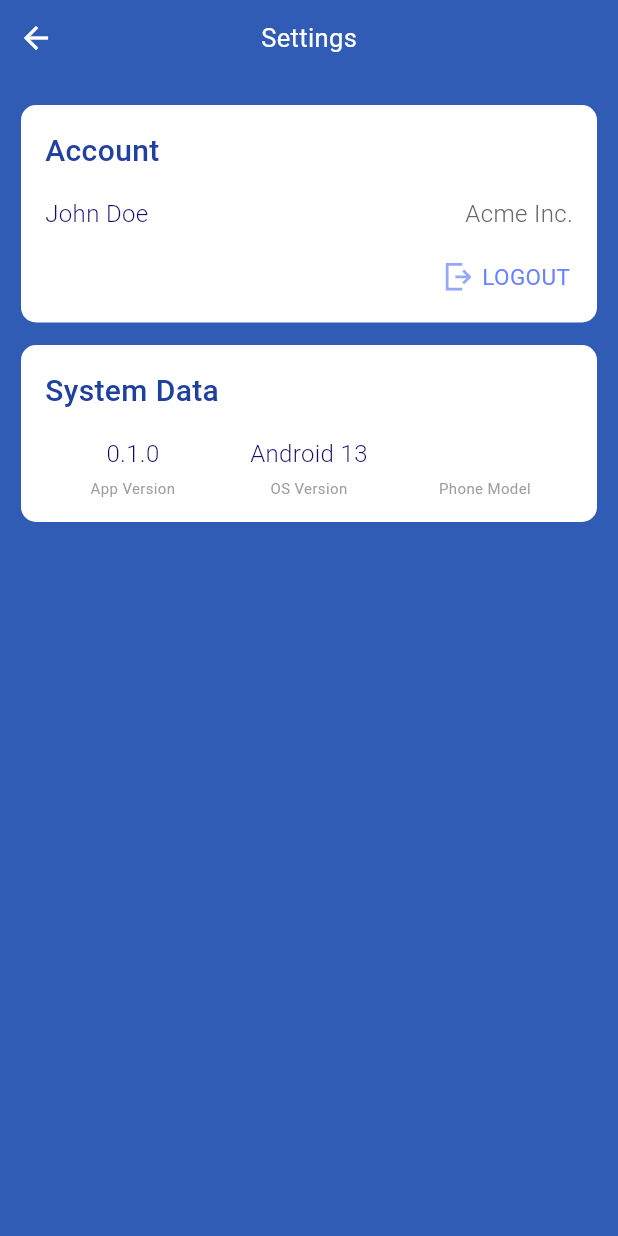
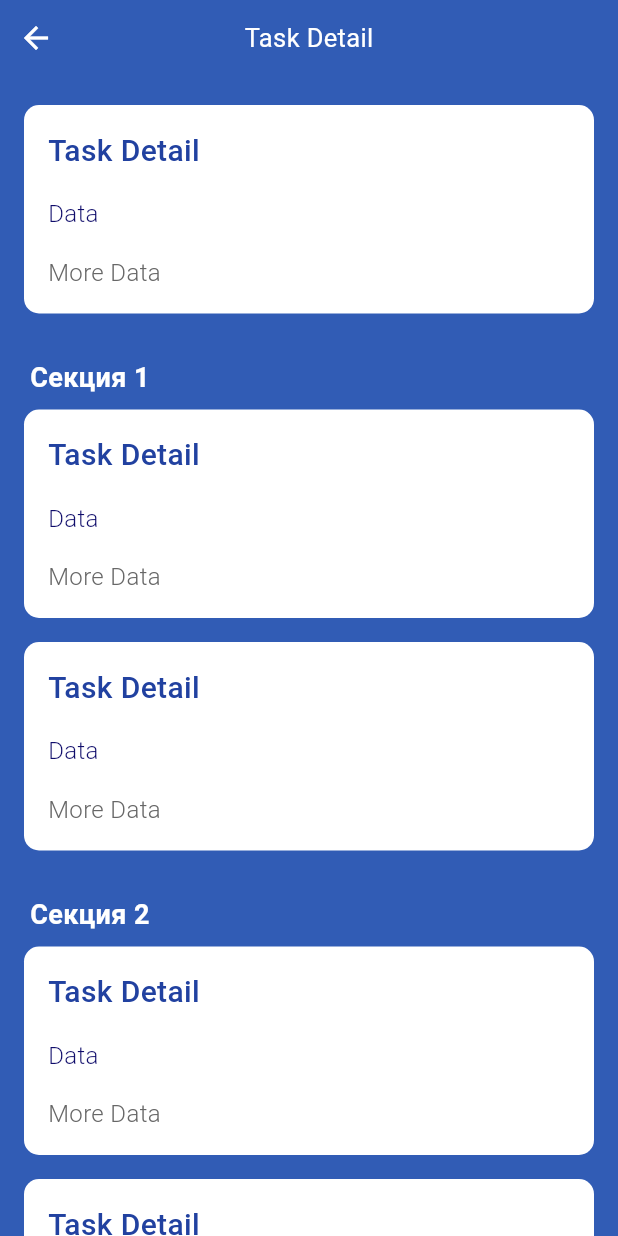
Before and after one commit to procion1302/mcc, a Flutter app: the screen it shows after launch, on a phone screen of 412 x 824 dp. Run offline on Flutter 3.47's test engine with Material 3 defaults, Android fonts, the phone set to English and light mode, and no system bars; our stand-ins replace device_info_plus, flutter_svg, package_info_plus; accounts and stored records are empty.

Commit message:
Adding first draft of detail screen

```diff
--- a/lib/main.dart
+++ b/lib/main.dart
@@ -2,6 +2,7 @@ import 'package:flutter/material.dart';
 import 'login.dart';
 import 'settings_list.dart';
 import 'account_cell.dart';
+import 'task_detail.dart';
 
 void main() {
   runApp(const MainApp());
@@ -21,7 +22,9 @@ class MainApp extends StatelessWidget {
           elevation: 0,
         ),
       ),
-      home: const SettingsScreen(user: User(name: 'John Doe', company: 'Acme Inc.')),//const LoginScreen(),
+      home: const TaskDetailScreen(),
+      //const LoginScreen(),
+      //const SettingsScreen(user: User(name: 'John Doe', company: 'Acme Inc.')),
     );
   }
 }
--- /dev/null
+++ b/lib/task_detail.dart
@@ -0,0 +1,126 @@
+import 'package:flutter/material.dart';
+import 'task_detail_cell.dart';
+
+
+class DetailSection extends StatelessWidget {
+  final String title;
+  final List<Widget> children;
+
+  const DetailSection({
+    super.key,
+    required this.title,
+    required this.children,
+  });
+
+  @override
+  Widget build(BuildContext context) {
+    return Column(
+      crossAxisAlignment: CrossAxisAlignment.stretch,
+      children: [
+        Padding(
+          padding: const EdgeInsets.only(
+            left: 4,
+            bottom: 8,
+          ),
+          child: Text(
+            title,
+            style: const TextStyle(
+              color: Colors.white,
+              fontSize: 18,
+              fontWeight: FontWeight.bold,
+            ),
+          ),
+        ),
+        ...children,
+      ],
+    );
+  }
+}
+
+class TaskDetailScreen extends StatefulWidget {
+  const TaskDetailScreen({super.key});
+
+  @override
+  State<TaskDetailScreen> createState() => _TaskDetailScreenState();
+}
+
+class _TaskDetailScreenState extends State<TaskDetailScreen> {
+
+  @override
+  void initState() {
+    super.initState();
+  }
+
+  @override
+  Widget build(BuildContext context) {
+    return Scaffold(
+      body: Container(
+        color: const Color.fromRGBO(49, 92, 181, 1),
+        child: Column(
+          children: [
+            const SizedBox(
+              height: 50,
+              child: Stack(
+                children: [
+                  Center(
+                    child: Text(
+                      'Task Detail',
+                      style: TextStyle(
+                        color: Colors.white,
+                        fontSize: 17,
+                        fontWeight: FontWeight.normal,
+                      ),
+                    ),
+                  ),
+                  Align(
+                    alignment: Alignment.centerLeft,
+                    child: BackButton(color: Colors.white),
+                  ),
+                ],
+              ),
+            ),
+
+            const SizedBox(height: 20),
+
+            Expanded(
+  child: ListView(
+    padding: const EdgeInsets.symmetric(horizontal: 16),
+
+children: const [
+  TaskDetailCell(),
+  SizedBox(height: 30),
+
+  DetailSection(
+    title: 'Секция 1',
+    children: [
+      TaskDetailCell(),
+      SizedBox(height: 16),
+      TaskDetailCell(),
+    ],
+  ),
+  SizedBox(height: 30),
+  DetailSection(
+    title: 'Секция 2',
+    children: [
+      TaskDetailCell(),
+      SizedBox(height: 16),
+      TaskDetailCell(),
+    ],
+  ),
+  SizedBox(height: 30),
+  DetailSection(
+    title: 'Секция 3',
+    children: [
+      TaskDetailCell(),
+    ],
+  ),
+],
+
+  ),
+),
+          ],
+        ),
+      ),
+    );
+  }
+}
--- /dev/null
+++ b/lib/task_detail_cell.dart
@@ -0,0 +1,62 @@
+import 'package:flutter/material.dart';
+
+class TaskDetailCell extends StatelessWidget {
+
+  const TaskDetailCell({super.key});
+
+  @override
+  Widget build(BuildContext context) {
+    return Container(
+      decoration: BoxDecoration(
+        color: Colors.white,
+        borderRadius: BorderRadius.circular(10),
+      ),
+      padding: const EdgeInsets.all(16),
+      child: Column(
+        crossAxisAlignment: CrossAxisAlignment.start,
+        children: [
+          const Text(
+            'Task Detail',
+            style: TextStyle(
+              fontSize: 20,
+              fontWeight: FontWeight.w500,
+              color: Color.fromRGBO(33, 65, 160, 1),
+            ),
+          ),
+
+          const SizedBox(height: 16),
+
+          Row(
+            mainAxisAlignment: MainAxisAlignment.spaceBetween,
+            children: [
+              Text(
+                'Data',
+                style: const TextStyle(
+                  fontSize: 16,
+                  fontWeight: FontWeight.w300,
+                  color: Color.fromRGBO(16, 13, 107, 1),
+                ),
+              ),
+            ],
+          ),
+
+          const SizedBox(height: 16),
+
+          Row(
+            mainAxisAlignment: MainAxisAlignment.spaceBetween,
+            children: [
+              Text(
+                'More Data',
+                style: const TextStyle(
+                  fontSize: 16,
+                  fontWeight: FontWeight.w300,
+                  color: Color.fromRGBO(103, 103, 103, 1),
+                ),
+              ),
+            ],
+          ),
+        ],
+      ),
+    );
+  }
+}
```
